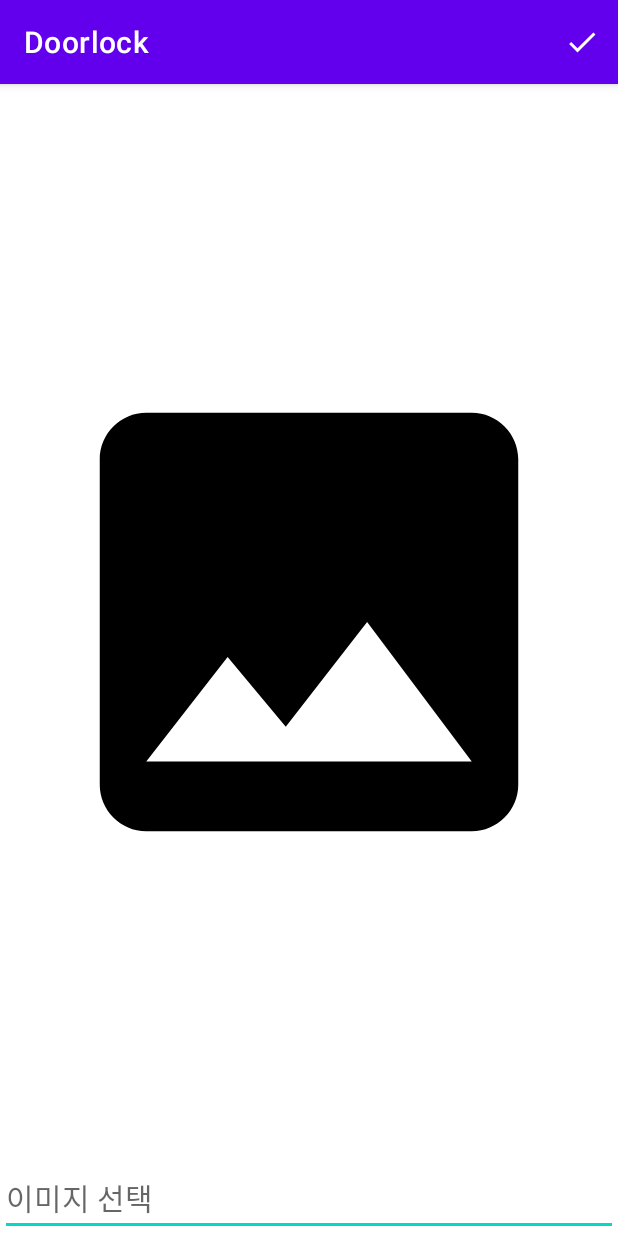
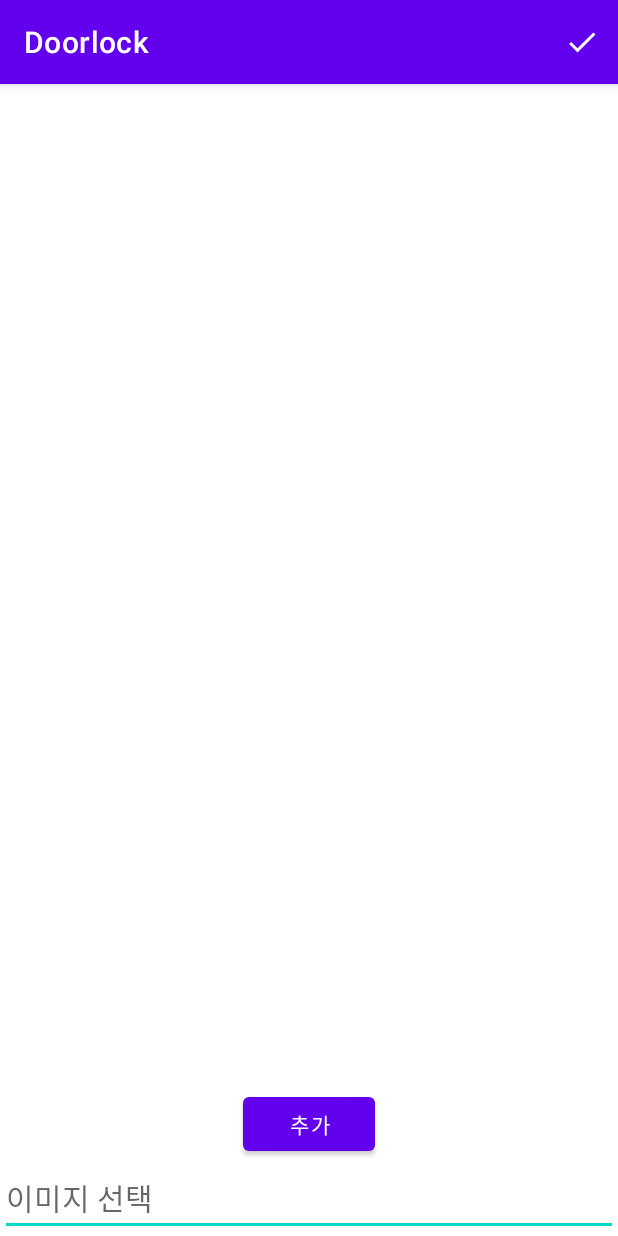
Before and after one commit to sehako/Doorlock, an Android app: the screen it shows after launch (UserAddActivity), after a tap on an icon or button, on a phone screen of 412 x 824 dp. Run offline under Robolectric (Android 15) with nearby library versions, the phone set to English and light mode, and no system bars; our stand-ins replace navigation-ui; pictures from the network do not load.

Commit message:
23-08-10
사용자 추가에서 이미지 미선택이나 이름 미입력 시 추가를 거부하는 기능 구현

```diff
--- a/app/src/main/java/com/example/doorlock/MyApi.kt
+++ b/app/src/main/java/com/example/doorlock/MyApi.kt
@@ -6,6 +6,7 @@ import retrofit2.Call
 import retrofit2.Retrofit
 import retrofit2.converter.gson.GsonConverterFactory
 import retrofit2.http.DELETE
+import retrofit2.http.Header
 import retrofit2.http.Multipart
 import retrofit2.http.POST
 import retrofit2.http.Part
@@ -20,9 +21,9 @@ interface MyApi {
     ): Call<UploadResponse>
 
     @Multipart
-    @DELETE("Api.php?apicall=upload")
+    @DELETE("Api.php?apicall=delete")
     fun deleteImage(
-        @Part image: MultipartBody.Part
+        @Header("imgName") imageName: String,
     ): Call<UploadResponse>
 
     companion object {
--- a/app/src/main/java/com/example/doorlock/UploadResponse.kt
+++ b/app/src/main/java/com/example/doorlock/UploadResponse.kt
@@ -1,7 +1,6 @@
 package com.example.doorlock
 
 data class UploadResponse(
-
     val error: Boolean,
     val message: String,
     val image: String
--- a/app/src/main/java/com/example/doorlock/UserAddActivity.kt
+++ b/app/src/main/java/com/example/doorlock/UserAddActivity.kt
@@ -1,5 +1,6 @@
 package com.example.doorlock
 
+import android.annotation.SuppressLint
 import android.app.Activity
 import android.app.AlertDialog
 import android.content.ContentResolver
@@ -19,6 +20,7 @@ import android.view.Menu
 import android.view.MenuInflater
 import android.view.MenuItem
 import android.widget.EditText
+import android.widget.ImageView
 import android.widget.Toast
 import androidx.activity.result.contract.ActivityResultContracts
 import androidx.appcompat.app.AppCompatActivity
@@ -35,6 +37,7 @@ import com.example.doorlock.ui.home.HomeViewModel
 import okhttp3.MediaType.Companion.toMediaTypeOrNull
 import okhttp3.MultipartBody
 import okhttp3.RequestBody
+import okhttp3.RequestBody.Companion.toRequestBody
 import retrofit2.Call
 import retrofit2.Callback
 import retrofit2.Response
@@ -43,15 +46,17 @@ import java.io.FileInputStream
 import java.io.FileOutputStream
 import java.io.IOException
 import java.io.OutputStream
+import java.lang.ref.ReferenceQueue
 
 
 class UserAddActivity : AppCompatActivity(), UploadRequestBody.UploadCallback {
     private lateinit var binding: ActivityUserAddBinding
-    private var listCheck : Boolean = false
     private var selectedImageUri: Uri? = null
     private lateinit var nameText : EditText
+    private lateinit var imgView : ImageView
     private lateinit var bitmap: Bitmap
     private var camera: Boolean = false
+    private var gallery: Boolean = false
     val homeFragment = HomeFragment()
 
     override fun onCreate(savedInstanceState: Bundle?) {
@@ -59,17 +64,9 @@ class UserAddActivity : AppCompatActivity(), UploadRequestBody.UploadCallback {
         binding = ActivityUserAddBinding.inflate(layoutInflater)
         setContentView(binding.root)
 
-        val imgView = binding.faceImage
+        imgView = binding.faceImage
         nameText = binding.userName
-        val extras = intent.extras
-
-        if (extras != null) {
-            listCheck = extras.getBoolean("list")
-            if(listCheck) {
-                nameText.setText(extras.getString("userName"))
-                imgView.setImageURI(extras.getString("userFace")!!.toUri())
-            }
-        }
+        val add_button = binding.addButton
 
         val camLauncher =
             registerForActivityResult(ActivityResultContracts.StartActivityForResult()) { result ->
@@ -98,14 +95,15 @@ class UserAddActivity : AppCompatActivity(), UploadRequestBody.UploadCallback {
                     imgView.setImageBitmap(bitmap)
                     // Process the data
                     nameText.hint = "이름 입력"
+                    gallery = true
                 }
             }
 
-        imgView.setOnClickListener {
+        add_button.setOnClickListener {
             val builder = AlertDialog.Builder(this@UserAddActivity)
             builder.setTitle("이미지 선택")
 
-            builder.setItems(arrayOf("카메라", "갤러리")) { dialog, which ->
+            builder.setItems(arrayOf("카메라", "갤러리")) { _, which ->
                 when(which) {
                     0 -> {
                         val intent = Intent(MediaStore.ACTION_IMAGE_CAPTURE_SECURE)
@@ -132,9 +130,21 @@ class UserAddActivity : AppCompatActivity(), UploadRequestBody.UploadCallback {
     }
 
     override fun onOptionsItemSelected(item: MenuItem): Boolean {
+//        val homeViewModel = ViewModelProvider(this@UserAddActivity)[HomeViewModel::class.java]
             when(item.itemId) {
                 R.id.check -> {
-                    uploadImage()
+//                    uploadImage()
+                    if(nameText.text.toString() == "") {
+                        Toast.makeText(baseContext, "이름 입력", Toast.LENGTH_SHORT).show()
+                    }
+                    else if(imgView.drawable == null) {
+                        Toast.makeText(baseContext, "사진 선택", Toast.LENGTH_SHORT).show()
+                    }
+                    else {
+                        uploadImage()
+//                        homeViewModel.addUser(Users(nameText.text.toString(), selectedImageUri.toString()))
+                        finish()
+                    }
                 }
             }
             return true
@@ -191,9 +201,10 @@ class UserAddActivity : AppCompatActivity(), UploadRequestBody.UploadCallback {
         val body = UploadRequestBody(file, "image", callback = this)
 
         val requestBody = RequestBody.create("multipart/form-data".toMediaTypeOrNull(), "")
+        val requestBody2 = "".toRequestBody("multipart/form-data".toMediaTypeOrNull())
         val imagePart = MultipartBody.Part.createFormData("image", file.name, body)
 
-        MyApi().uploadImage(imagePart, requestBody).enqueue(object : Callback<UploadResponse> {
+        MyApi().uploadImage(imagePart, requestBody2).enqueue(object : Callback<UploadResponse> {
             override fun onResponse(call: Call<UploadResponse>, response: Response<UploadResponse>) {
                 response.body()?.let {
                     Toast.makeText(this@UserAddActivity, it.message, Toast.LENGTH_SHORT).show()
--- a/app/src/main/java/com/example/doorlock/UserListAdapter.kt
+++ b/app/src/main/java/com/example/doorlock/UserListAdapter.kt
@@ -28,7 +28,6 @@ class UserListAdapter(private val context: Context, private val userList: ArrayL
     inner class Holder(itemView: View) : RecyclerView.ViewHolder(itemView) {
         private val name = itemView.findViewById<TextView>(R.id.tv_name)
         private val img = itemView.findViewById<ImageView>(R.id.img_photo)
-        private val pos = adapterPosition
         fun bind (userList: Users, context: Context) {
             if (userList.img != "") {
                 img.setImageURI(userList.img.toUri())
--- a/app/src/main/java/com/example/doorlock/ui/home/HomeFragment.kt
+++ b/app/src/main/java/com/example/doorlock/ui/home/HomeFragment.kt
@@ -5,7 +5,6 @@ import android.content.Context
 import android.content.Intent
 import android.net.ConnectivityManager
 import android.net.NetworkCapabilities
-import android.os.Build
 import android.os.Bundle
 import android.os.Environment
 import android.view.LayoutInflater
@@ -14,6 +13,7 @@ import android.view.ViewGroup
 import android.widget.Toast
 import androidx.core.net.toUri
 import androidx.fragment.app.Fragment
+import androidx.lifecycle.Observer
 import androidx.lifecycle.ViewModelProvider
 import androidx.recyclerview.widget.LinearLayoutManager
 import androidx.recyclerview.widget.RecyclerView
@@ -21,14 +21,14 @@ import com.example.doorlock.UserAddActivity
 import com.example.doorlock.UserListAdapter
 import com.example.doorlock.Users
 import com.example.doorlock.databinding.FragmentHomeBinding
+import okhttp3.OkHttpClient
+import okhttp3.Request
 import java.io.File
 
 
-class HomeFragment : Fragment() {
+class HomeFragment : Fragment(), Observer<List<Users>> {
     private var _binding: FragmentHomeBinding? = null
     private val binding get() = _binding!!
-
-    private var userList = arrayListOf<Users>()
     override fun onCreate(savedInstanceState: Bundle?) {
         super.onCreate(savedInstanceState)
     }
@@ -44,10 +44,12 @@ class HomeFragment : Fragment() {
         val root: View = binding.root
         val fab: View = binding.fab
         val users: RecyclerView = binding.rvProfile
-        val userAdapter = UserListAdapter(requireContext(), userList)
+        val userAdapter = UserListAdapter(requireContext(), homeViewModel._userList)
         val linearManager = LinearLayoutManager(requireContext())
 
-        getImageFromFile(userList)
+        getImageFromFile(homeViewModel._userList)
+
+        homeViewModel.userList. observe(requireActivity(), this)
 
         fab.setOnClickListener {
             if(checkForInternet(requireContext())) {
@@ -69,7 +71,7 @@ class HomeFragment : Fragment() {
                     builder.setPositiveButton("확인") { dialog, which ->
 //                    Toast.makeText(requireContext(), "${getPathFromUri(data.img.toUri())}", Toast.LENGTH_LONG).show()
                         userAdapter.notifyItemRemoved(pos)
-                        userList.removeAt(pos)
+                        homeViewModel.deleteUser(pos)
                         val file = File(data.img.toUri().path!!)
                         if (file.exists()) {
                             val file2 = File(file.absolutePath)
@@ -115,4 +117,10 @@ class HomeFragment : Fragment() {
             else -> false
         }
     }
+
+    override fun onChanged(value: List<Users>) {
+        val homeViewModel =
+            ViewModelProvider(this)[HomeViewModel::class.java]
+        getImageFromFile(homeViewModel._userList)
+    }
 }
--- a/app/src/main/java/com/example/doorlock/ui/home/HomeViewModel.kt
+++ b/app/src/main/java/com/example/doorlock/ui/home/HomeViewModel.kt
@@ -7,7 +7,7 @@ import com.example.doorlock.Users
 
 class HomeViewModel : ViewModel() {
     val userList = MutableLiveData<List<Users>>()
-    private val _userList = arrayListOf<Users>()
+    val _userList = arrayListOf<Users>()
 
     fun toggleUser() {
         userList.value = _userList
@@ -18,8 +18,8 @@ class HomeViewModel : ViewModel() {
         userList.value = _userList
     }
 
-    fun deleteUser(user: Users) {
-        _userList.remove(user)
+    fun deleteUser(position: Int) {
+        _userList.removeAt(position)
         userList.value = _userList
     }
 }
--- a/app/src/main/res/layout/activity_user_add.xml
+++ b/app/src/main/res/layout/activity_user_add.xml
@@ -13,18 +13,17 @@
         android:layout_width="match_parent"
         android:layout_height="0dp"
         android:layout_weight="1"
-        android:src="@drawable/baseline_image_24"
         android:layout_marginBottom="20dp"
         android:layout_marginRight="20dp"
         android:layout_marginLeft="20dp"
         android:layout_marginTop="20dp" />
-<!--    <ProgressBar-->
-<!--        android:id="@+id/progress_bar"-->
-<!--        style="@style/Widget.AppCompat.ProgressBar.Horizontal"-->
-<!--        android:layout_width="match_parent"-->
-<!--        android:layout_height="wrap_content"-->
-<!--        android:max="100"-->
-<!--        tools:progress="40" />-->
+
+    <Button
+        android:id="@+id/add_button"
+        android:layout_width="wrap_content"
+        android:layout_height="wrap_content"
+        android:layout_gravity="center"
+        android:text="추가" />
 
     <EditText
         android:id="@+id/user_name"
```
